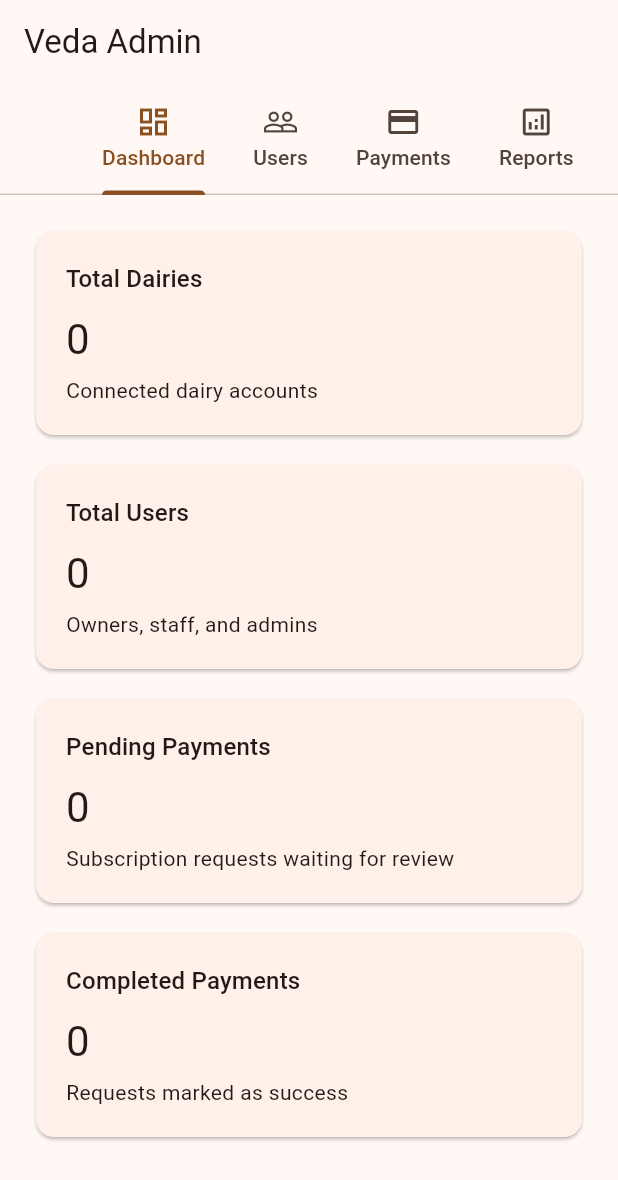
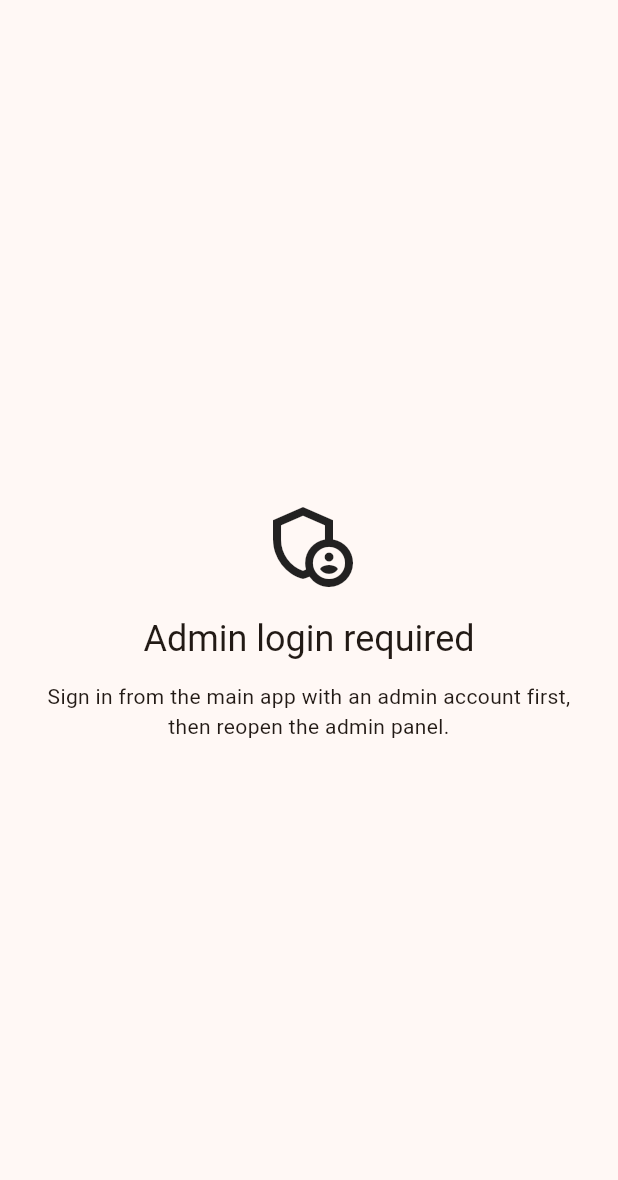
Before and after one commit to prathameshmohite322-sketch/veda-dairy-system, a Flutter app: the screen it shows after launch, on a phone screen of 412 x 824 dp. Shown: the top 1180 px of the screen. Run offline on Flutter 3.47's test engine with Material 3 defaults, Android fonts, the phone set to English and light mode, and no system bars; our stand-ins replace cloud_firestore, connectivity_plus, firebase_auth, firebase_core, hive_flutter, pdf and 1 more; missing offline and left inert: razorpay_flutter; accounts and stored records are empty.

Commit message:
Protect admin panel with role checks

```diff
--- a/veda_admin/lib/main.dart
+++ b/veda_admin/lib/main.dart
@@ -3,10 +3,14 @@ import 'package:flutter/material.dart';
 
 import 'dashboard/dashboard_placeholder.dart';
 import 'firebase_options.dart';
+import 'models/admin_session_user.dart';
 import 'payments/payments_placeholder.dart';
 import 'reports/reports_placeholder.dart';
+import 'services/admin_auth_service.dart';
 import 'services/admin_service.dart';
 import 'users/users_placeholder.dart';
+import 'widgets/access_denied_screen.dart';
+import 'widgets/admin_login_required_screen.dart';
 
 Future<void> main() async {
   WidgetsFlutterBinding.ensureInitialized();
@@ -39,11 +43,33 @@ class AdminHomeScreen extends StatelessWidget {
   @override
   Widget build(BuildContext context) {
     final AdminService adminService = AdminService();
+    final AdminAuthService adminAuthService = AdminAuthService();
+    return FutureBuilder<AdminSessionUser?>(
+      future: adminAuthService.currentAdminUser(),
+      builder:
+          (BuildContext context, AsyncSnapshot<AdminSessionUser?> snapshot) {
+        if (!snapshot.hasData) {
+          if (snapshot.connectionState != ConnectionState.done) {
+            return const Scaffold(
+              body: Center(child: CircularProgressIndicator()),
+            );
+          }
+          return const AdminLoginRequiredScreen();
+        }
+
+        final AdminSessionUser user = snapshot.data!;
+        if (user.role != 'admin') {
+          return AccessDeniedScreen(
+            role: user.role,
+            onSignOut: adminAuthService.signOut,
+          );
+        }
+
         return DefaultTabController(
           length: 4,
           child: Scaffold(
             appBar: AppBar(
-          title: const Text('Veda Admin'),
+              title: Text('Veda Admin | ${user.name}'),
               bottom: const TabBar(
                 isScrollable: true,
                 tabs: <Tab>[
@@ -64,5 +90,7 @@ class AdminHomeScreen extends StatelessWidget {
             ),
           ),
         );
+      },
+    );
   }
 }
--- /dev/null
+++ b/veda_admin/lib/models/admin_session_user.dart
@@ -0,0 +1,13 @@
+class AdminSessionUser {
+  const AdminSessionUser({
+    required this.id,
+    required this.name,
+    required this.email,
+    required this.role,
+  });
+
+  final String id;
+  final String name;
+  final String email;
+  final String role;
+}
--- /dev/null
+++ b/veda_admin/lib/services/admin_auth_service.dart
@@ -0,0 +1,50 @@
+import 'package:cloud_firestore/cloud_firestore.dart';
+import 'package:firebase_auth/firebase_auth.dart';
+
+import '../models/admin_session_user.dart';
+
+class AdminAuthService {
+  AdminAuthService({
+    FirebaseAuth? auth,
+    FirebaseFirestore? firestore,
+  })  : _auth = auth ?? FirebaseAuth.instance,
+        _firestore = firestore ?? FirebaseFirestore.instance;
+
+  final FirebaseAuth _auth;
+  final FirebaseFirestore _firestore;
+
+  Future<AdminSessionUser?> currentAdminUser() async {
+    final User? user = _auth.currentUser;
+    if (user == null) {
+      return null;
+    }
+
+    final DocumentSnapshot<Map<String, dynamic>> snapshot =
+        await _firestore.collection('users').doc(user.uid).get();
+    if (!snapshot.exists) {
+      return null;
+    }
+
+    final Map<String, dynamic> data = snapshot.data()!;
+    final String role = (data['role'] as String?) ?? '';
+    if (role != 'admin') {
+      return AdminSessionUser(
+        id: user.uid,
+        name: (data['name'] as String?) ?? (user.email ?? 'User'),
+        email: (data['email'] as String?) ?? (user.email ?? ''),
+        role: role,
+      );
+    }
+
+    return AdminSessionUser(
+      id: user.uid,
+      name: (data['name'] as String?) ?? (user.email ?? 'Admin'),
+      email: (data['email'] as String?) ?? (user.email ?? ''),
+      role: role,
+    );
+  }
+
+  Future<void> signOut() async {
+    await _auth.signOut();
+  }
+}
--- /dev/null
+++ b/veda_admin/lib/widgets/admin_login_required_screen.dart
@@ -0,0 +1,32 @@
+import 'package:flutter/material.dart';
+
+class AdminLoginRequiredScreen extends StatelessWidget {
+  const AdminLoginRequiredScreen({super.key});
+
+  @override
+  Widget build(BuildContext context) {
+    return Scaffold(
+      body: Center(
+        child: Padding(
+          padding: const EdgeInsets.all(24),
+          child: Column(
+            mainAxisSize: MainAxisSize.min,
+            children: <Widget>[
+              const Icon(Icons.admin_panel_settings_outlined, size: 64),
+              const SizedBox(height: 16),
+              Text(
+                'Admin login required',
+                style: Theme.of(context).textTheme.headlineSmall,
+              ),
+              const SizedBox(height: 12),
+              const Text(
+                'Sign in from the main app with an admin account first, then reopen the admin panel.',
+                textAlign: TextAlign.center,
+              ),
+            ],
+          ),
+        ),
+      ),
+    );
+  }
+}
--- a/veda_admin/pubspec.yaml
+++ b/veda_admin/pubspec.yaml
@@ -12,6 +12,7 @@ dependencies:
   cupertino_icons: ^1.0.8
   firebase_core: ^4.6.0
   cloud_firestore: ^6.2.0
+  firebase_auth: ^6.3.0
 
 dev_dependencies:
   flutter_test:
```
Also changed, not shown: veda_admin/lib/widgets/access_denied_screen.dart (added, +44 -0 lines), veda_admin/pubspec.lock. Lines whose indentation alone changed are shown as unchanged.
